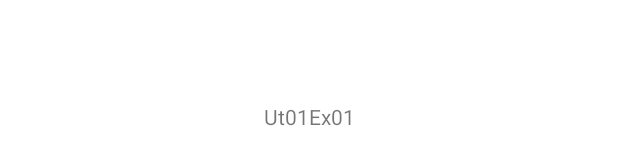
After one commit to Joelgh1/AAD, an Android app: the layout activity_ut01ex01.xml on its own in the app's theme, with its tools: preview values and no code run, on a phone screen of 412 x 824 dp. The commit adds this screen. Shown: the part 502-667 px from the top of the screen. Run offline under Robolectric (Android 15) with nearby library versions, the phone set to English and light mode, and no system bars.

```diff
--- /dev/null
+++ b/app/src/main/java/com/joelgh/aad_2022/UT01/EX01/domain/Customer.kt
@@ -0,0 +1,5 @@
+package com.joelgh.aad_2022.UT01.EX01.domain
+
+data class Customer(val id: Int, val name: String, val surname: String, val inactive: Boolean) {
+
+}
--- /dev/null
+++ b/app/src/main/res/layout/activity_ut01ex01.xml
@@ -0,0 +1,18 @@
+<?xml version="1.0" encoding="utf-8"?>
+<androidx.constraintlayout.widget.ConstraintLayout xmlns:android="http://schemas.android.com/apk/res/android"
+    xmlns:app="http://schemas.android.com/apk/res-auto"
+    xmlns:tools="http://schemas.android.com/tools"
+    android:layout_width="match_parent"
+    android:layout_height="match_parent"
+    tools:context=".MainActivity">
+
+    <TextView
+        android:layout_width="wrap_content"
+        android:layout_height="wrap_content"
+        android:text="Ut01Ex01"
+        app:layout_constraintBottom_toBottomOf="parent"
+        app:layout_constraintEnd_toEndOf="parent"
+        app:layout_constraintStart_toStartOf="parent"
+        app:layout_constraintTop_toTopOf="parent" />
+
+</androidx.constraintlayout.widget.ConstraintLayout>
--- a/app/src/main/res/values/strings.xml
+++ b/app/src/main/res/values/strings.xml
@@ -1,3 +1,4 @@
 <resources>
     <string name="app_name">AAD-2022</string>
+    <string name="preference_ut01ex01">Ut01Ex01</string>
 </resources>
```
Also changed, not shown: app/src/main/AndroidManifest.xml (+15 -0 lines), app/src/main/java/com/joelgh/aad_2022/UT01/EX01/data/PreferenceLocalSource.kt (added, +40 -0 lines), app/src/main/java/com/joelgh/aad_2022/UT01/EX01/data/SharedPreferenceLocalSource.kt (added, +42 -0 lines), app/src/main/java/com/joelgh/aad_2022/UT01/EX01/presentation/Ut01Ex01Activity.kt (added, +38 -0 lines).
